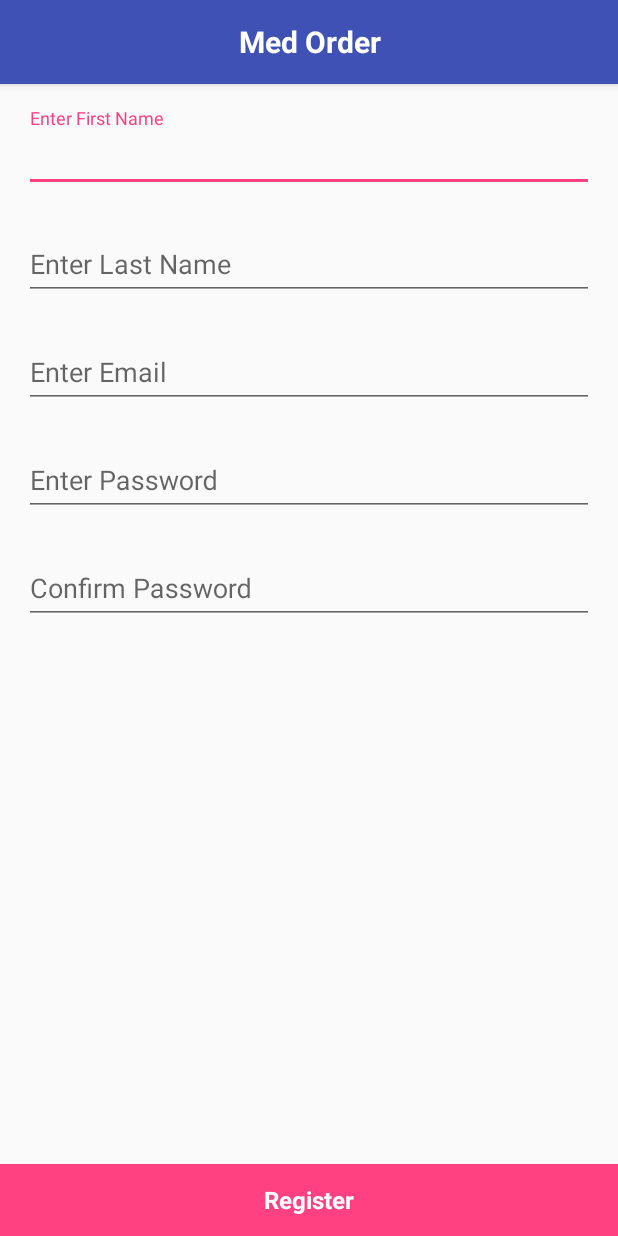
After one commit to honey-hoper/Med-Order, an Android app: the RegisterActivity screen opened directly, with no data from a screen before it, on a phone screen of 412 x 824 dp. The commit adds this screen. Run offline under Robolectric (Android 15) with nearby library versions, the phone set to English and light mode, and no system bars.

Commit message:
created activity to register user

```diff
--- /dev/null
+++ b/app/src/main/java/com/webhopers/medorder/register/RegisterActivity.kt
@@ -0,0 +1,36 @@
+package com.webhopers.medorder.register
+
+import android.support.v7.app.AppCompatActivity
+import android.os.Bundle
+import android.view.View
+import com.webhopers.medorder.R
+import kotlinx.android.synthetic.main.activity_register.*
+
+class RegisterActivity : RegisterView, AppCompatActivity() {
+
+    override fun onCreate(savedInstanceState: Bundle?) {
+        super.onCreate(savedInstanceState)
+        setContentView(R.layout.activity_register)
+
+        val presenter = RegisterPresenter(this)
+        ar_register_btn.setOnClickListener { presenter.onRegister() }
+    }
+
+
+    //View Functions
+
+    override fun getFirstNameField() = ar_first_name
+
+    override fun getLastNameField() = ar_last_name
+
+    override fun getEmailField() = ar_email
+
+    override fun getPasswordField() = ar_password
+
+    override fun getConfirmPasswordField() = ar_confirm_password
+
+    override fun showProgressBar(bool: Boolean) {
+        if (bool) ar_progress_bar.visibility = View.VISIBLE
+        else ar_progress_bar.visibility = View.INVISIBLE
+    }
+}
--- a/app/src/main/java/com/webhopers/medorder/services/woocommerce/WooCommerceService.kt
+++ b/app/src/main/java/com/webhopers/medorder/services/woocommerce/WooCommerceService.kt
@@ -1,8 +1,6 @@
 package com.webhopers.medorder.services.woocommerce
 
-import com.webhopers.medorder.models.Order
-import com.webhopers.medorder.models.OrderResponse
-import com.webhopers.medorder.models.Product
+import com.webhopers.medorder.models.*
 import retrofit2.Call
 import retrofit2.http.Body
 import retrofit2.http.GET
@@ -22,4 +20,7 @@ interface WooCommerceService {
     @POST("orders")
     fun createOrder(@Body body: Order): Call<OrderResponse>
 
+    @POST("customers")
+    fun createCustomer(@Body body: Customer): Call<CustomerResponse>
+
 }
--- /dev/null
+++ b/app/src/main/res/layout/activity_register.xml
@@ -0,0 +1,155 @@
+<?xml version="1.0" encoding="utf-8"?>
+<RelativeLayout xmlns:android="http://schemas.android.com/apk/res/android"
+    android:layout_width="match_parent"
+    android:layout_height="match_parent">
+
+    <android.support.design.widget.AppBarLayout
+        android:id="@+id/ar_appbar"
+        android:layout_width="match_parent"
+        android:layout_height="wrap_content"
+        android:fitsSystemWindows="true">
+
+        <android.support.v7.widget.Toolbar
+            android:layout_width="match_parent"
+            android:layout_height="?attr/actionBarSize"
+            android:theme="@style/MenuStyle">
+
+            <TextView
+                android:layout_width="match_parent"
+                android:layout_height="match_parent"
+                android:elevation="4dp"
+                android:gravity="center"
+                android:textColor="#FFF"
+                android:text="@string/app_name"
+                android:theme="@style/TextExtraLarge"/>
+
+        </android.support.v7.widget.Toolbar>
+
+    </android.support.design.widget.AppBarLayout>
+
+ <ScrollView
+     android:id="@+id/ar_scroll_view"
+     android:layout_width="match_parent"
+     android:layout_height="match_parent"
+     android:layout_below="@id/ar_appbar">
+
+     <LinearLayout
+         android:layout_width="match_parent"
+         android:layout_height="wrap_content"
+         android:orientation="vertical"
+         android:padding="16dp">
+
+         <android.support.design.widget.TextInputLayout
+             android:id="@+id/ar_first_name_input"
+             android:layout_width="match_parent"
+             android:layout_height="wrap_content"
+             android:layout_marginBottom="16dp">
+
+             <android.support.design.widget.TextInputEditText
+                 android:id="@+id/ar_first_name"
+                 android:layout_width="match_parent"
+                 android:layout_height="wrap_content"
+                 android:inputType="textPersonName"
+                 android:maxLength="30"
+                 android:maxLines="1"
+                 android:hint="@string/first_name"/>
+
+         </android.support.design.widget.TextInputLayout>
+
+         <android.support.design.widget.TextInputLayout
+             android:id="@+id/ar_last_name_input"
+             android:layout_width="match_parent"
+             android:layout_height="wrap_content"
+             android:layout_marginBottom="16dp">
+
+             <android.support.design.widget.TextInputEditText
+                 android:id="@+id/ar_last_name"
+                 android:layout_width="match_parent"
+                 android:layout_height="wrap_content"
+                 android:inputType="textPersonName"
+                 android:maxLength="30"
+                 android:maxLines="1"
+                 android:hint="@string/last_name"/>
+
+         </android.support.design.widget.TextInputLayout>
+
+         <android.support.design.widget.TextInputLayout
+             android:id="@+id/ar_email_input"
+             android:layout_width="match_parent"
+             android:layout_height="wrap_content"
+             android:layout_marginBottom="16dp">
+
+             <android.support.design.widget.TextInputEditText
+                 android:id="@+id/ar_email"
+                 android:layout_width="match_parent"
+                 android:layout_height="wrap_content"
+                 android:inputType="textPersonName"
+                 android:maxLength="30"
+                 android:maxLines="1"
+                 android:hint="@string/email"/>
+
+         </android.support.design.widget.TextInputLayout>
+
+         <android.support.design.widget.TextInputLayout
+             android:id="@+id/ar_password_input"
+             android:layout_width="match_parent"
+             android:layout_height="wrap_content"
+             android:layout_marginBottom="16dp">
+
+             <android.support.design.widget.TextInputEditText
+                 android:id="@+id/ar_password"
+                 android:layout_width="match_parent"
+                 android:layout_height="wrap_content"
+                 android:inputType="textPassword"
+                 android:maxLength="30"
+                 android:maxLines="1"
+                 android:hint="@string/password"/>
+
+         </android.support.design.widget.TextInputLayout>
+
+         <android.support.design.widget.TextInputLayout
+             android:id="@+id/ar_confirm_password_input"
+             android:layout_width="match_parent"
+             android:layout_height="wrap_content"
+             android:layout_marginBottom="16dp">
+
+             <android.support.design.widget.TextInputEditText
+                 android:id="@+id/ar_confirm_password"
+                 android:layout_width="match_parent"
+                 android:layout_height="wrap_content"
+                 android:inputType="textPassword"
+                 android:maxLength="30"
+                 android:maxLines="1"
+                 android:hint="@string/confirm_password"/>
+
+         </android.support.design.widget.TextInputLayout>
+
+
+     </LinearLayout>
+
+
+ </ScrollView>
+
+    <ProgressBar
+        android:id="@+id/ar_progress_bar"
+        android:layout_width="wrap_content"
+        android:layout_height="wrap_content"
+        android:layout_marginBottom="16dp"
+        android:layout_above="@id/ar_register_btn"
+        android:layout_centerHorizontal="true"
+        android:visibility="invisible"/>
+
+
+    <Button
+        android:id="@+id/ar_register_btn"
+        android:layout_width="match_parent"
+        android:layout_height="wrap_content"
+        android:layout_alignParentBottom="true"
+        android:background="@drawable/accent_clr_btn_selector"
+        android:textColor="#FFF"
+        android:textAppearance="@style/TextLarge"
+        android:text="@string/register"/>
+
+
+
+</RelativeLayout>
--- a/app/src/main/res/values/strings.xml
+++ b/app/src/main/res/values/strings.xml
@@ -25,4 +25,13 @@
     <!-- Cart list Item -->
     <string name="remove">Remove</string>
     <!-- Cart list Item -->
+
+    <!-- Activity Register -->
+    <string name="first_name">Enter First Name</string>
+    <string name="last_name">Enter Last Name</string>
+    <string name="email">Enter Email</string>
+    <string name="password">Enter Password</string>
+    <string name="confirm_password">Confirm Password</string>
+    <string name="register">Register</string>
+    <!-- Activity Register -->
 </resources>
```
Also changed, not shown: app/src/main/AndroidManifest.xml (+5 -4 lines), app/src/main/java/com/webhopers/medorder/extensions/Extensions.kt (added, +7 -0 lines), app/src/main/java/com/webhopers/medorder/models/Customer.kt (added, +110 -0 lines), app/src/main/java/com/webhopers/medorder/register/RegisterPV.kt (added, +116 -0 lines).
